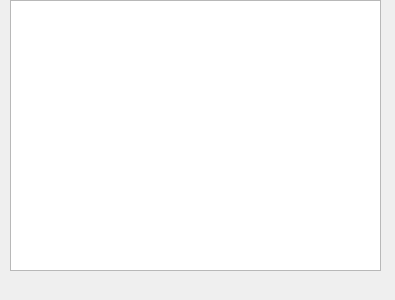
Before: the Qt Designer form FileArchiveTool/QtFileArchiveTool/ProjectWidget.ui in atom-chen/Tools-2, drawn with Qt 5.
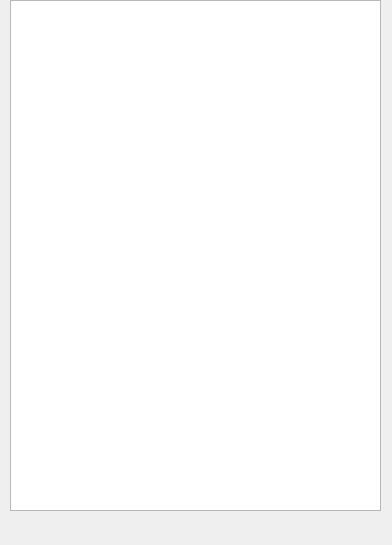
After: the same form once the commit is applied.

What changed in the file:
```diff
--- a/FileArchiveTool/QtFileArchiveTool/ProjectWidget.ui
+++ b/FileArchiveTool/QtFileArchiveTool/ProjectWidget.ui
@@ -6,26 +6,32 @@
    <rect>
     <x>0</x>
     <y>0</y>
-    <width>395</width>
-    <height>300</height>
+    <width>392</width>
+    <height>545</height>
    </rect>
   </property>
   <property name="windowTitle">
    <string>ProjectWidget</string>
   </property>
   <widget class="QWidget" name="dockWidgetContents">
-   <widget class="QTreeView" name="mDirTreeView">
+   <widget class="QWidget" name="verticalLayoutWidget">
     <property name="geometry">
      <rect>
       <x>10</x>
       <y>0</y>
       <width>371</width>
-      <height>271</height>
+      <height>511</height>
      </rect>
     </property>
+    <layout class="QVBoxLayout" name="verticalLayout">
+     <item>
+      <widget class="QTreeView" name="mDirTreeView">
     <attribute name="headerShowSortIndicator" stdset="0">
      <bool>true</bool>
     </attribute>
+      </widget>
+     </item>
+    </layout>
    </widget>
   </widget>
  </widget>
```
Lines whose indentation alone changed are shown as unchanged.
